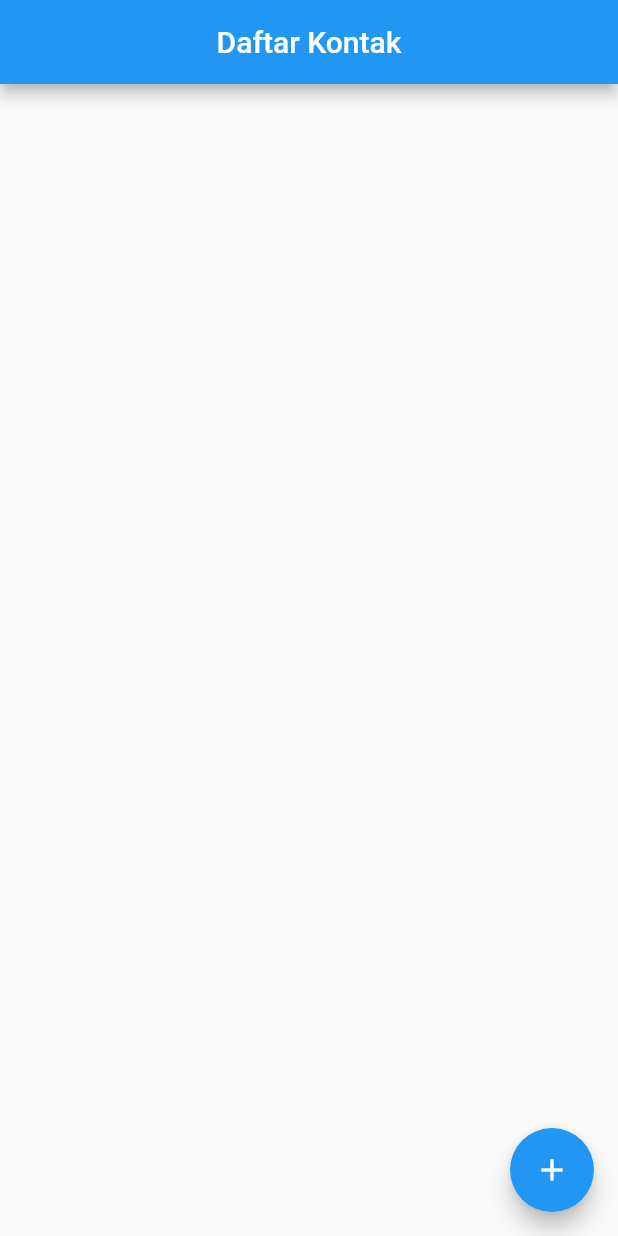
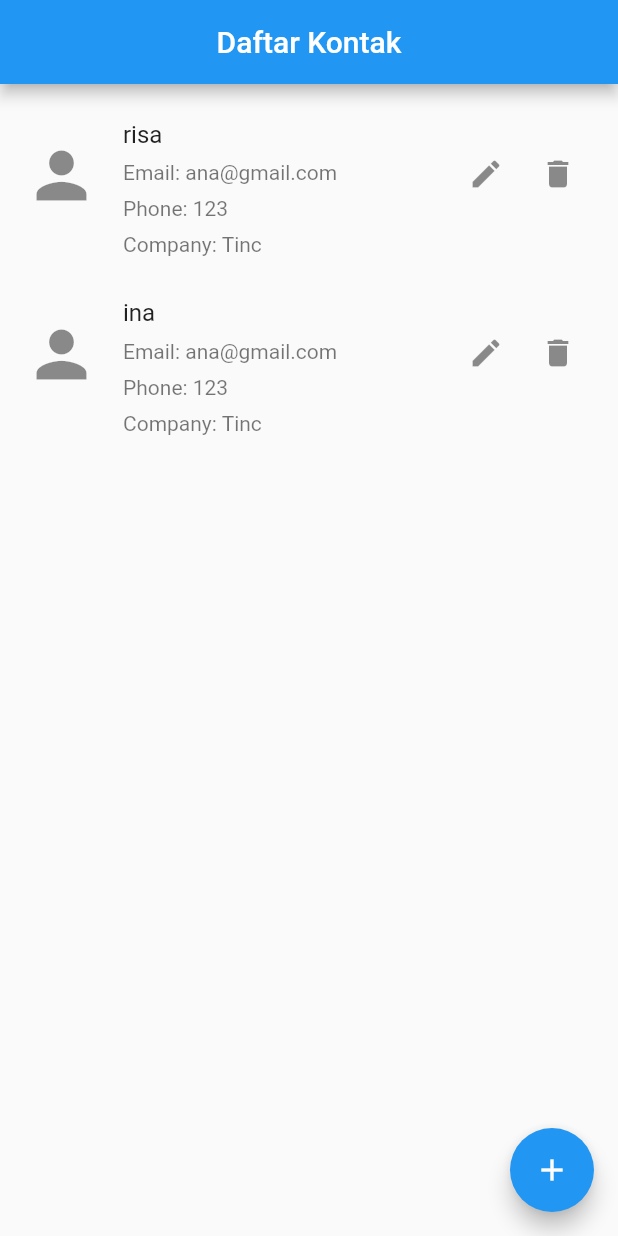
Before and after one commit to hhidayatinc/test_code_sql, a Flutter app: the screen it shows after launch, on a phone screen of 412 x 824 dp. Run offline on Flutter 3.47's test engine with Material 2 defaults, Android fonts, the phone set to English and light mode, and no system bars; our stand-ins replace sqflite; accounts and stored records are empty.

Commit message:
solved listview

```diff
--- a/lib/screens/list_kontak.dart
+++ b/lib/screens/list_kontak.dart
@@ -13,7 +13,8 @@ class ListKontakPage extends StatefulWidget {
 
 class ListKontakPageState extends State<ListKontakPage> {
   List<Kontak> listKontak = [
-    //Kontak(nama: "risa", no: "123", email: "ana@gmail.com", company: "Tinc"),
+    Kontak(nama: "risa", no: "123", email: "ana@gmail.com", company: "Tinc"),
+    Kontak(nama: "ina", no: "123", email: "ana@gmail.com", company: "Tinc")
   ];
   DBHelper db = DBHelper();
   @override
@@ -53,104 +54,106 @@ class ListKontakPageState extends State<ListKontakPage> {
             //   //print or add data to any other list and insert to another list and save to database
             //   return Text('${listKontak[i].nama}');
             // }
-            return getTextWidgets();
-            // return Padding(
-            //   padding: const EdgeInsets.only(
-            //       top: 20
-            //   ),
-            //   child: ListTile(
-            //     leading: Icon(
-            //       Icons.person,
-            //       size: 50,
-            //     ),
-            //     title: Text(
-            //         '${kontak.nama}'
-            //     ),
-            //     subtitle: Column(
-            //       mainAxisAlignment: MainAxisAlignment.start,
-            //       crossAxisAlignment: CrossAxisAlignment.start,
-            //       children: [
-            //         Padding(
-            //           padding: const EdgeInsets.only(
-            //             top: 8,
-            //           ),
-            //           child: Text("Email: ${kontak.email}"),
-            //         ),
-            //         Padding(
-            //           padding: const EdgeInsets.only(
-            //             top: 8,
-            //           ),
-            //           child: Text("Phone: ${kontak.no}"),
-            //         ),
-            //         Padding(
-            //           padding: const EdgeInsets.only(
-            //             top: 8,
-            //           ),
-            //           child: Text("Company: ${kontak.company}"),
-            //         )
-            //       ],
-            //     ),
-            //     trailing:
-            //     FittedBox(
-            //       fit: BoxFit.fill,
-            //       child: Row(
-            //         children: [
-            //           // button edit
-            //           IconButton(
-            //               onPressed: () async{
-            //                 var result = await Navigator.push(context,
-            //                     MaterialPageRoute(builder: (context) => EntryForm(kontak: kontak)));
-            //                 if (result == 'update') {
-            //                    _refreshKontakList();
-            //                 }
-            //               },
-            //               icon: Icon(Icons.edit)
-            //           ),
-            //           // button hapus
-            //           IconButton(
-            //             icon: Icon(Icons.delete),
-            //             onPressed: (){
-            //               //membuat dialog konfirmasi hapus
-            //               AlertDialog hapus = AlertDialog(
-            //                 title: Text("Information"),
-            //                 content: Container(
-            //                   height: 100,
-            //                   child: Column(
-            //                     children: [
-            //                       Text(
-            //                           "Yakin ingin Menghapus Data ${kontak.nama}"
-            //                       )
-            //                     ],
-            //                   ),
-            //                 ),
-            //
-            //                 actions: [
-            //                   TextButton(
-            //                       onPressed: ()async{
-            //                         await db.deleteKontak(kontak.id!);
-            //                         setState(() {
-            //                           listKontak.removeAt(i);
-            //                         });
-            //                         Navigator.pop(context);
-            //                       },
-            //                       child: Text("Ya")
-            //                   ),
-            //                   TextButton(
-            //                     child: Text('Tidak'),
-            //                     onPressed: () {
-            //                       Navigator.pop(context);
-            //                     },
-            //                   ),
-            //                 ],
-            //               );
-            //               showDialog(context: context, builder: (context) => hapus);
-            //             },
-            //           )
-            //         ],
-            //       ),
-            //     ),
-            //   ),
-            // );
+
+            //return ListTile(title: Text('${listKontak[i].nama}'),);
+            //return getTextWidgets();
+            return Padding(
+              padding: const EdgeInsets.only(
+                  top: 20
+              ),
+              child: ListTile(
+                leading: Icon(
+                  Icons.person,
+                  size: 50,
+                ),
+                title: Text(
+                    '${kontak.nama}'
+                ),
+                subtitle: Column(
+                  mainAxisAlignment: MainAxisAlignment.start,
+                  crossAxisAlignment: CrossAxisAlignment.start,
+                  children: [
+                    Padding(
+                      padding: const EdgeInsets.only(
+                        top: 8,
+                      ),
+                      child: Text("Email: ${kontak.email}"),
+                    ),
+                    Padding(
+                      padding: const EdgeInsets.only(
+                        top: 8,
+                      ),
+                      child: Text("Phone: ${kontak.no}"),
+                    ),
+                    Padding(
+                      padding: const EdgeInsets.only(
+                        top: 8,
+                      ),
+                      child: Text("Company: ${kontak.company}"),
+                    )
+                  ],
+                ),
+                trailing:
+                FittedBox(
+                  fit: BoxFit.fill,
+                  child: Row(
+                    children: [
+                      // button edit
+                      IconButton(
+                          onPressed: () async{
+                            var result = await Navigator.push(context,
+                                MaterialPageRoute(builder: (context) => EntryForm(kontak: kontak)));
+                            if (result == 'update') {
+                               _refreshKontakList();
+                            }
+                          },
+                          icon: Icon(Icons.edit)
+                      ),
+                      // button hapus
+                      IconButton(
+                        icon: Icon(Icons.delete),
+                        onPressed: (){
+                          //membuat dialog konfirmasi hapus
+                          AlertDialog hapus = AlertDialog(
+                            title: Text("Information"),
+                            content: Container(
+                              height: 100,
+                              child: Column(
+                                children: [
+                                  Text(
+                                      "Yakin ingin Menghapus Data ${kontak.nama}"
+                                  )
+                                ],
+                              ),
+                            ),
+
+                            actions: [
+                              TextButton(
+                                  onPressed: ()async{
+                                    await db.deleteKontak(kontak.id!);
+                                    setState(() {
+                                      listKontak.removeAt(i);
+                                    });
+                                    Navigator.pop(context);
+                                  },
+                                  child: Text("Ya")
+                              ),
+                              TextButton(
+                                child: Text('Tidak'),
+                                onPressed: () {
+                                  Navigator.pop(context);
+                                },
+                              ),
+                            ],
+                          );
+                          showDialog(context: context, builder: (context) => hapus);
+                        },
+                      )
+                    ],
+                  ),
+                ),
+              ),
+            );
           }),
       //membuat button mengapung di bagian bawah kanan layar
       floatingActionButton: FloatingActionButton(
```
Also changed, not shown: 3 other files.
